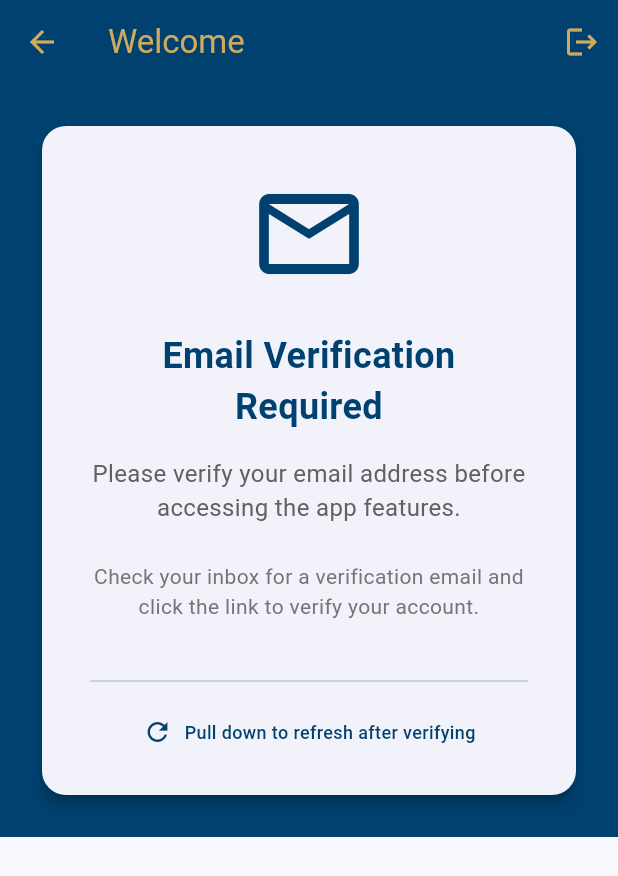
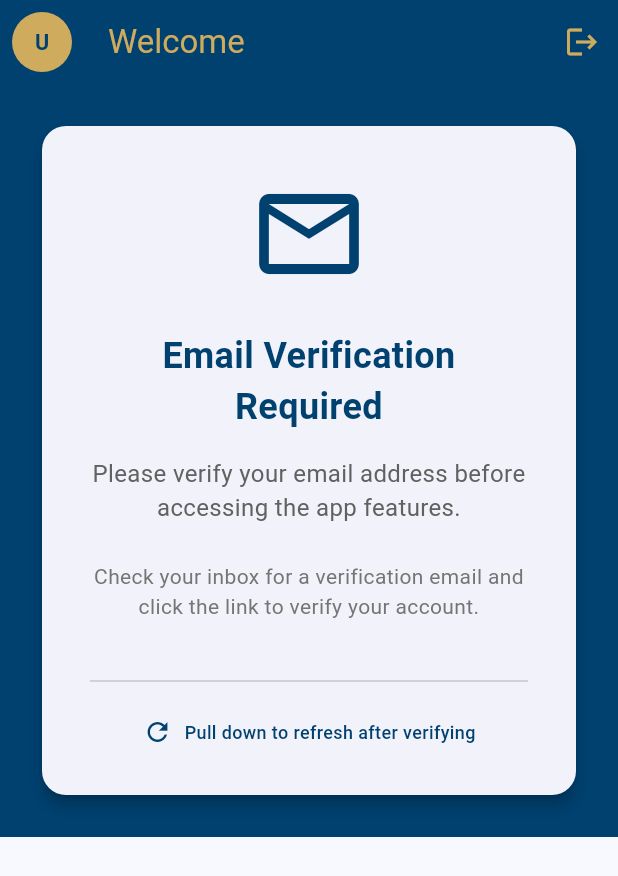
Before and after one commit to dimitri-correia/dim-dim-health, a Flutter app: the HomeScreen screen opened directly, on a phone screen of 412 x 824 dp. Shown: the top 876 px of the screen. Run offline on Flutter 3.47's test engine with Material 3 defaults, Android fonts, the phone set to English and light mode, and no system bars; our stand-ins replace email_validator, flutter_secure_storage; accounts and stored records are empty; generated files the repository leaves out were written again; network calls fail.

Commit message:
Add user avatar to app bar on home and weight screens
Co-authored-by: dimitri-correia <125220634+dimitri-correia@users.noreply.github.com>

```diff
--- a/app/dimdimhealth/lib/screens/home_screen.dart
+++ b/app/dimdimhealth/lib/screens/home_screen.dart
@@ -3,6 +3,7 @@ import 'package:provider/provider.dart';
 import '../models/user.dart';
 import '../services/auth_provider.dart';
 import '../utils/app_config.dart';
+import '../widgets/user_avatar.dart';
 
 class HomeScreen extends StatefulWidget {
   const HomeScreen({super.key});
@@ -27,6 +28,13 @@ class _HomeScreenState extends State<HomeScreen> {
         title: Text('Welcome ${user?.username ?? 'User'}'),
         backgroundColor: AppConfig.blueColor,
         foregroundColor: AppConfig.goldColor,
+        leading: Padding(
+          padding: const EdgeInsets.all(8.0),
+          child: UserAvatar(
+            profileImage: user?.profileImage,
+            username: user?.username,
+          ),
+        ),
         actions: [
           IconButton(
             icon: const Icon(Icons.logout),
--- a/app/dimdimhealth/lib/screens/weight_screen.dart
+++ b/app/dimdimhealth/lib/screens/weight_screen.dart
@@ -4,6 +4,7 @@ import '../models/weight.dart';
 import '../services/api_service.dart';
 import '../services/auth_provider.dart';
 import '../utils/app_config.dart';
+import '../widgets/user_avatar.dart';
 
 class WeightScreen extends StatefulWidget {
   const WeightScreen({super.key});
@@ -364,11 +365,23 @@ class _WeightScreenState extends State<WeightScreen> {
 
   @override
   Widget build(BuildContext context) {
+    final authProvider = Provider.of<AuthProvider>(context);
+    final user = authProvider.user;
+
     return Scaffold(
       appBar: AppBar(
         title: const Text('Weight Tracker'),
         backgroundColor: AppConfig.blueColor,
         foregroundColor: AppConfig.goldColor,
+        actions: [
+          Padding(
+            padding: const EdgeInsets.only(right: 12.0),
+            child: UserAvatar(
+              profileImage: user?.profileImage,
+              username: user?.username,
+            ),
+          ),
+        ],
       ),
       body: Container(
         decoration: BoxDecoration(color: Theme.of(context).colorScheme.primary),
--- a/app/dimdimhealth/lib/utils/app_config.dart
+++ b/app/dimdimhealth/lib/utils/app_config.dart
@@ -13,4 +13,19 @@ class AppConfig {
   static const Color goldColor = Color(0xFFCEAB5D);
   static const Color whiteColor = Color(0xFFFFFFFF);
   static const Color blackColor = Color(0xFF000000);
+
+  // Placeholder avatar images (online URLs)
+  static const List<String> placeholderAvatars = [
+    'https://i.pravatar.cc/150?img=1',
+    'https://i.pravatar.cc/150?img=2',
+    'https://i.pravatar.cc/150?img=3',
+    'https://i.pravatar.cc/150?img=4',
+    'https://i.pravatar.cc/150?img=5',
+    'https://i.pravatar.cc/150?img=6',
+    'https://i.pravatar.cc/150?img=7',
+    'https://i.pravatar.cc/150?img=8',
+  ];
+
+  // Default placeholder avatar
+  static const String defaultAvatar = 'https://i.pravatar.cc/150?img=1';
 }
--- /dev/null
+++ b/app/dimdimhealth/lib/widgets/user_avatar.dart
@@ -0,0 +1,60 @@
+import 'package:flutter/material.dart';
+import '../utils/app_config.dart';
+
+/// A widget that displays a user's avatar in the app bar.
+/// Falls back to displaying the first letter of the username if no image is available.
+class UserAvatar extends StatelessWidget {
+  final String? profileImage;
+  final String? username;
+  final double radius;
+
+  const UserAvatar({
+    super.key,
+    this.profileImage,
+    this.username,
+    this.radius = 18,
+  });
+
+  @override
+  Widget build(BuildContext context) {
+    return CircleAvatar(
+      radius: radius,
+      backgroundColor: AppConfig.goldColor,
+      backgroundImage: _getBackgroundImage(),
+      child: _shouldShowFallback()
+          ? Text(
+              _getInitial(),
+              style: TextStyle(
+                color: AppConfig.blueColor,
+                fontWeight: FontWeight.bold,
+                fontSize: radius * 0.8,
+              ),
+            )
+          : null,
+    );
+  }
+
+  ImageProvider? _getBackgroundImage() {
+    if (profileImage != null && profileImage!.isNotEmpty) {
+      // Check if it's a URL (network image) or an asset path
+      if (profileImage!.startsWith('http://') ||
+          profileImage!.startsWith('https://')) {
+        return NetworkImage(profileImage!);
+      } else if (profileImage!.startsWith('assets/')) {
+        return AssetImage(profileImage!);
+      }
+    }
+    return null;
+  }
+
+  bool _shouldShowFallback() {
+    return profileImage == null || profileImage!.isEmpty;
+  }
+
+  String _getInitial() {
+    if (username != null && username!.isNotEmpty) {
+      return username![0].toUpperCase();
+    }
+    return 'U';
+  }
+}
```
